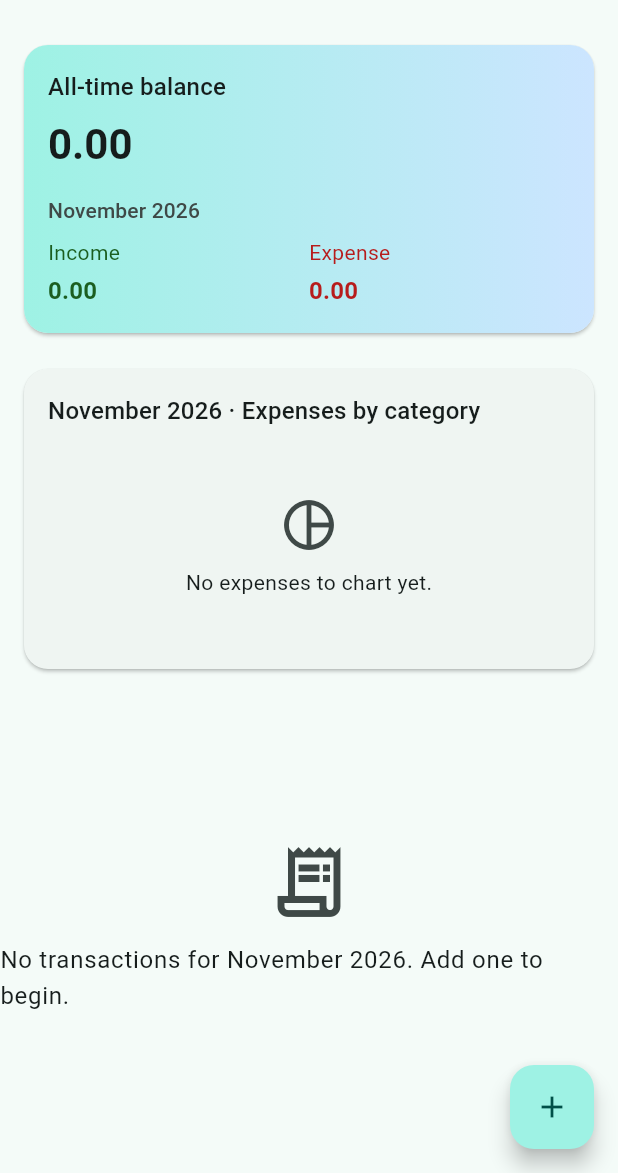
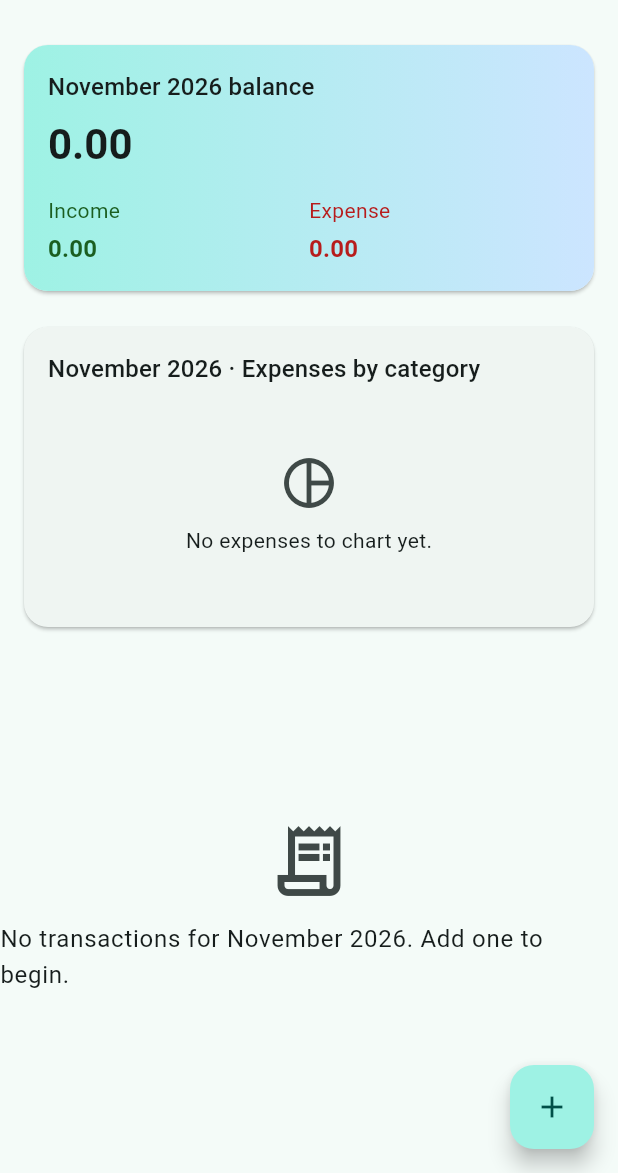
Before and after one commit to awaisAliShah99/expense_tracker_pro, a Flutter app: the screen it shows after launch, on a phone screen of 412 x 824 dp, the part 63-1236 px from its top. Run offline on Flutter 3.47's test engine with Material 3 defaults, Android fonts, the phone set to English and light mode, and no system bars; our stand-ins replace fl_chart, sqflite; accounts and stored records are empty.

Commit message:
balance card shows current month only

```diff
--- a/lib/providers/transaction_provider.dart
+++ b/lib/providers/transaction_provider.dart
@@ -20,7 +20,6 @@ class TransactionProvider extends ChangeNotifier {
   String? get errorMessage => _errorMessage;
   double get totalIncome => _totalFor(TransactionType.income);
   double get totalExpense => _totalFor(TransactionType.expense);
-  double get totalBalance => totalIncome - totalExpense;
 
   Map<String, double> getExpenseTotalsByCategory() {
     return _expenseTotalsByCategory(_transactions);
--- a/lib/screens/home_screen.dart
+++ b/lib/screens/home_screen.dart
@@ -42,11 +42,10 @@ class HomeScreen extends StatelessWidget {
       body: Column(
         children: [
           BalanceSummaryCard(
-            balance: provider.totalBalance,
+            balance: provider.getBalanceForMonth(currentMonth),
             income: provider.getTotalIncomeForMonth(currentMonth),
             expense: provider.getTotalExpenseForMonth(currentMonth),
-            balanceLabel: 'All-time balance',
-            periodLabel: monthLabel,
+            balanceLabel: '$monthLabel balance',
           ),
           ExpensePieChart(
             expensesByCategory: provider.getExpenseTotalsByCategoryForMonth(
--- a/lib/widgets/balance_summary_card.dart
+++ b/lib/widgets/balance_summary_card.dart
@@ -51,7 +51,9 @@ class BalanceSummaryCard extends StatelessWidget {
             Text(
               balance.toStringAsFixed(2),
               style: theme.textTheme.headlineMedium?.copyWith(
-                color: theme.colorScheme.onSurface,
+                color: balance < 0
+                    ? transactionColors?.expense ?? theme.colorScheme.error
+                    : theme.colorScheme.onSurface,
                 fontWeight: FontWeight.bold,
               ),
             ),
```
Also changed, not shown: 2 other files.
